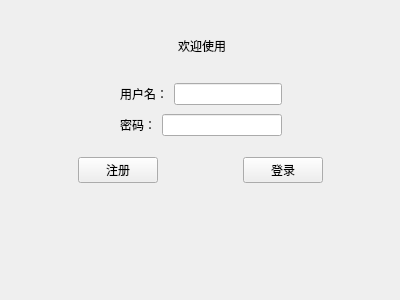
First picture: the form in loginview.ui, repository unzoth/Qt-, before the edit.
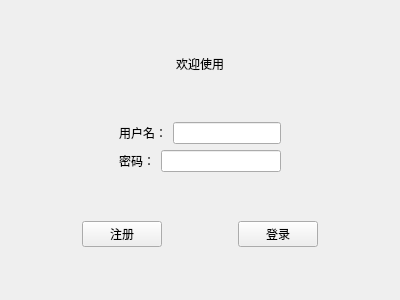
Second picture: the form after the edit.

```diff
--- a/loginview.ui
+++ b/loginview.ui
@@ -13,15 +13,73 @@
   <property name="windowTitle">
    <string>登录</string>
   </property>
-  <widget class="QWidget" name="">
-   <property name="geometry">
-    <rect>
-     <x>0</x>
-     <y>80</y>
-     <width>401</width>
-     <height>61</height>
-    </rect>
-   </property>
+  <layout class="QHBoxLayout" name="horizontalLayout_6">
+   <item>
+    <layout class="QVBoxLayout" name="verticalLayout_2">
+     <item>
+      <spacer name="verticalSpacer">
+       <property name="orientation">
+        <enum>Qt::Vertical</enum>
+       </property>
+       <property name="sizeHint" stdset="0">
+        <size>
+         <width>20</width>
+         <height>40</height>
+        </size>
+       </property>
+      </spacer>
+     </item>
+     <item>
+      <layout class="QHBoxLayout" name="horizontalLayout_5">
+       <item>
+        <spacer name="horizontalSpacer_6">
+         <property name="orientation">
+          <enum>Qt::Horizontal</enum>
+         </property>
+         <property name="sizeHint" stdset="0">
+          <size>
+           <width>40</width>
+           <height>20</height>
+          </size>
+         </property>
+        </spacer>
+       </item>
+       <item>
+        <widget class="QLabel" name="label_3">
+         <property name="text">
+          <string>欢迎使用</string>
+         </property>
+        </widget>
+       </item>
+       <item>
+        <spacer name="horizontalSpacer_7">
+         <property name="orientation">
+          <enum>Qt::Horizontal</enum>
+         </property>
+         <property name="sizeHint" stdset="0">
+          <size>
+           <width>40</width>
+           <height>20</height>
+          </size>
+         </property>
+        </spacer>
+       </item>
+      </layout>
+     </item>
+     <item>
+      <spacer name="verticalSpacer_4">
+       <property name="orientation">
+        <enum>Qt::Vertical</enum>
+       </property>
+       <property name="sizeHint" stdset="0">
+        <size>
+         <width>20</width>
+         <height>40</height>
+        </size>
+       </property>
+      </spacer>
+     </item>
+     <item>
    <layout class="QHBoxLayout" name="horizontalLayout_3">
     <item>
      <spacer name="horizontalSpacer">
@@ -82,16 +140,21 @@
      </spacer>
     </item>
    </layout>
-  </widget>
-  <widget class="QWidget" name="">
-   <property name="geometry">
-    <rect>
-     <x>0</x>
-     <y>150</y>
-     <width>401</width>
-     <height>41</height>
-    </rect>
-   </property>
+     </item>
+     <item>
+      <spacer name="verticalSpacer_3">
+       <property name="orientation">
+        <enum>Qt::Vertical</enum>
+       </property>
+       <property name="sizeHint" stdset="0">
+        <size>
+         <width>20</width>
+         <height>40</height>
+        </size>
+       </property>
+      </spacer>
+     </item>
+     <item>
    <layout class="QHBoxLayout" name="horizontalLayout_4">
     <item>
      <spacer name="horizontalSpacer_3">
@@ -147,52 +210,23 @@
      </spacer>
     </item>
    </layout>
-  </widget>
-  <widget class="QWidget" name="">
-   <property name="geometry">
-    <rect>
-     <x>1</x>
-     <y>30</y>
-     <width>401</width>
-     <height>31</height>
-    </rect>
-   </property>
-   <layout class="QHBoxLayout" name="horizontalLayout_5">
-    <item>
-     <spacer name="horizontalSpacer_6">
-      <property name="orientation">
-       <enum>Qt::Horizontal</enum>
-      </property>
-      <property name="sizeHint" stdset="0">
-       <size>
-        <width>40</width>
-        <height>20</height>
-       </size>
-      </property>
-     </spacer>
     </item>
     <item>
-     <widget class="QLabel" name="label_3">
-      <property name="text">
-       <string>欢迎使用</string>
-      </property>
-     </widget>
-    </item>
-    <item>
-     <spacer name="horizontalSpacer_7">
+      <spacer name="verticalSpacer_2">
       <property name="orientation">
-       <enum>Qt::Horizontal</enum>
+        <enum>Qt::Vertical</enum>
       </property>
       <property name="sizeHint" stdset="0">
        <size>
-        <width>40</width>
-        <height>20</height>
+         <width>20</width>
+         <height>40</height>
        </size>
       </property>
      </spacer>
     </item>
    </layout>
-  </widget>
+   </item>
+  </layout>
  </widget>
  <resources/>
  <connections/>
```
Lines whose indentation alone changed are shown as unchanged.
